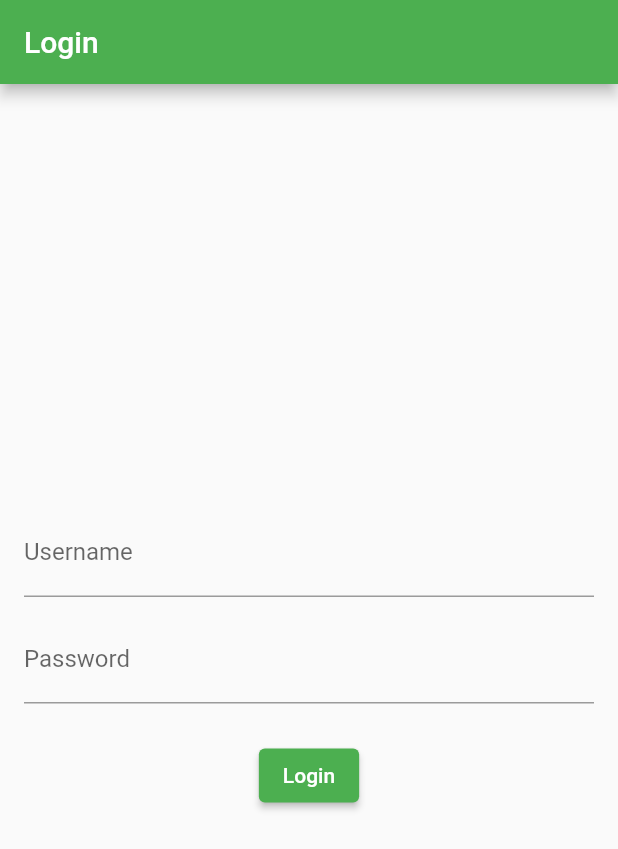
After one commit to rapiwata/study_tracker, a Flutter app: the LoginPage screen opened directly, on a phone screen of 412 x 824 dp. The commit adds this screen. Shown: the top 849 px of the screen. Run offline on Flutter 3.47's test engine with Material 2 defaults, Android fonts, the phone set to English and light mode, and no system bars; missing offline and left inert: pbp_django_auth.

Commit message:
mengumpulkan tugas 9

```diff
--- /dev/null
+++ b/lib/pages/login.dart
@@ -0,0 +1,112 @@
+import 'package:study_tracker/pages/menu.dart';
+import 'package:flutter/material.dart';
+import 'package:pbp_django_auth/pbp_django_auth.dart';
+import 'package:provider/provider.dart';
+
+void main() {
+    runApp(const LoginApp());
+}
+
+class LoginApp extends StatelessWidget {
+const LoginApp({super.key});
+
+@override
+Widget build(BuildContext context) {
+    return MaterialApp(
+        title: 'Login',
+        theme: ThemeData(
+            primarySwatch: Colors.blue,
+    ),
+    home: const LoginPage(),
+    );
+    }
+}
+
+class LoginPage extends StatefulWidget {
+    const LoginPage({super.key});
+
+    @override
+    _LoginPageState createState() => _LoginPageState();
+}
+
+class _LoginPageState extends State<LoginPage> {
+    final TextEditingController _usernameController = TextEditingController();
+    final TextEditingController _passwordController = TextEditingController();
+
+    @override
+    Widget build(BuildContext context) {
+        final request = context.watch<CookieRequest>();
+        return Scaffold(
+            appBar: AppBar(
+                title: const Text('Login'),
+            ),
+            body: Container(
+                padding: const EdgeInsets.all(16.0),
+                child: Column(
+                    mainAxisAlignment: MainAxisAlignment.center,
+                    children: [
+                        TextField(
+                            controller: _usernameController,
+                            decoration: const InputDecoration(
+                                labelText: 'Username',
+                            ),
+                        ),
+                        const SizedBox(height: 12.0),
+                        TextField(
+                            controller: _passwordController,
+                            decoration: const InputDecoration(
+                                labelText: 'Password',
+                            ),
+                            obscureText: true,
+                        ),
+                        const SizedBox(height: 24.0),
+                        ElevatedButton(
+                            onPressed: () async {
+                                String username = _usernameController.text;
+                                String password = _passwordController.text;
+
+                                // Cek kredensial
+                                // TODO: Ganti URL dan jangan lupa tambahkan trailing slash (/) di akhir URL!
+                                final response = await request.login("https://darling-display-giy.domcloud.io/", {
+                                'username': username,
+                                'password': password,
+                                });
+
+                                if (request.loggedIn) {
+                                    String message = response['message'];
+                                    String uname = response['username'];
+                                    Navigator.pushReplacement(
+                                        context,
+                                        MaterialPageRoute(builder: (context) => const MyHomePage()),
+                                    );
+                                    ScaffoldMessenger.of(context)
+                                        ..hideCurrentSnackBar()
+                                        ..showSnackBar(
+                                            SnackBar(content: Text("$message Selamat datang, $uname.")));
+                                    } else {
+                                    showDialog(
+                                        context: context,
+                                        builder: (context) => AlertDialog(
+                                            title: const Text('Login Gagal'),
+                                            content:
+                                                Text(response['message']),
+                                            actions: [
+                                                TextButton(
+                                                    child: const Text('OK'),
+                                                    onPressed: () {
+                                                        Navigator.pop(context);
+                                                    },
+                                                ),
+                                            ],
+                                        ),
+                                    );
+                                }
+                            },
+                            child: const Text('Login'),
+                        ),
+                    ],
+                ),
+            ),
+        );
+    }
+}
--- a/pubspec.yaml
+++ b/pubspec.yaml
@@ -35,6 +35,9 @@
   # The following adds the Cupertino Icons font to your application.
   # Use with the CupertinoIcons class for iOS style icons.
   cupertino_icons: ^1.0.2
+  pbp_django_auth: ^0.3.1
+  provider: ^6.0.5
+  http: ^0.13.6
 
 dev_dependencies:
   flutter_test:
```
Also changed, not shown: lib/main.dart (+10 -1 lines), lib/model/transaction_record.dart (added, +69 -0 lines), lib/pages/form.dart (+35 -39 lines), lib/pages/menu.dart (+41 -19 lines), lib/pages/transaction.dart (added, +103 -0 lines), lib/widgets/drawer.dart (+11 -0 lines), pubspec.lock, 2 other files.
